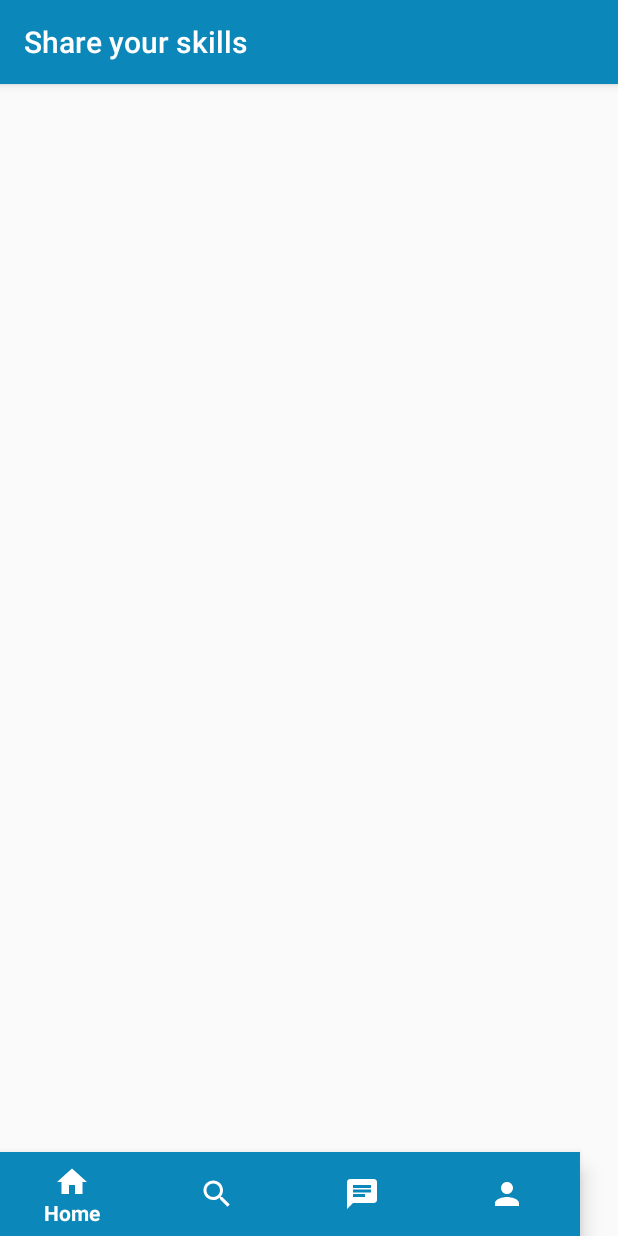
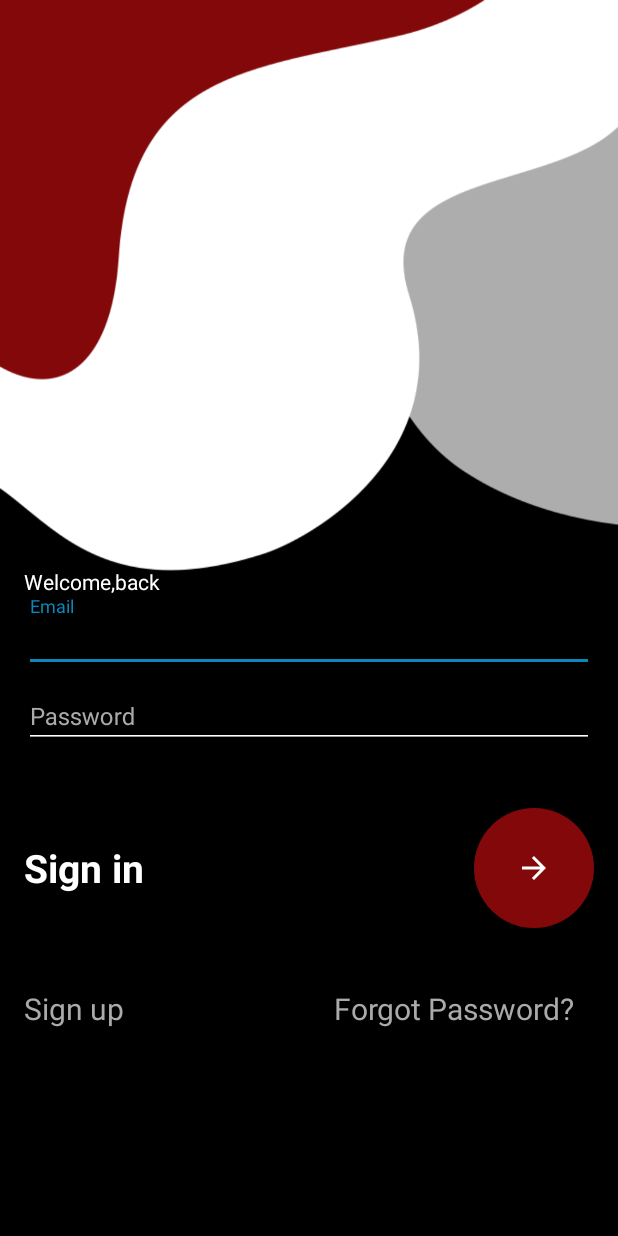
Before and after one commit to arsalybek/SEProject, an Android app: the screen it shows after launch (MainActivity before the commit, LoginActivity after it), on a phone screen of 412 x 824 dp. Run offline under Robolectric (Android 15) with nearby library versions, the phone set to English and light mode, and no system bars.

Commit message:
login activity UI

```diff
--- a/app/src/main/AndroidManifest.xml
+++ b/app/src/main/AndroidManifest.xml
@@ -9,7 +9,8 @@
         android:roundIcon="@mipmap/ic_launcher_round"
         android:supportsRtl="true"
         android:theme="@style/AppTheme">
-        <activity android:name=".MainActivity">
+        <activity android:name=".MainActivity"></activity>
+        <activity android:name=".LoginActivity">
             <intent-filter>
                 <action android:name="android.intent.action.MAIN" />
 
--- /dev/null
+++ b/app/src/main/java/com/example/sys/LoginActivity.java
@@ -0,0 +1,31 @@
+package com.example.sys;
+
+import androidx.appcompat.app.AppCompatActivity;
+
+import android.content.Intent;
+import android.os.Bundle;
+import android.view.View;
+import android.widget.Button;
+import android.widget.ImageButton;
+
+public class LoginActivity extends AppCompatActivity {
+    private ImageButton signInBtn;
+
+    @Override
+    protected void onCreate(Bundle savedInstanceState) {
+        super.onCreate(savedInstanceState);
+        setContentView(R.layout.activity_login);
+
+        final Intent newIntent = new Intent(this,MainActivity.class);
+        signInBtn = findViewById(R.id.m_login_button_signin);
+        signInBtn.setOnClickListener(new View.OnClickListener() {
+            @Override
+            public void onClick(View v) {
+                startActivity(newIntent);
+                finish();
+            }
+        });
+
+
+    }
+}
--- /dev/null
+++ b/app/src/main/res/drawable/ic_arrow_forward.xml
@@ -0,0 +1,5 @@
+<vector android:height="24dp" android:tint="#FFFFFF"
+    android:viewportHeight="24.0" android:viewportWidth="24.0"
+    android:width="24dp" xmlns:android="http://schemas.android.com/apk/res/android">
+    <path android:fillColor="#FF000000" android:pathData="M12,4l-1.41,1.41L16.17,11H4v2h12.17l-5.58,5.59L12,20l8,-8z"/>
+</vector>
--- /dev/null
+++ b/app/src/main/res/drawable/login_circle.xml
@@ -0,0 +1,12 @@
+<?xml version="1.0" encoding="utf-8"?>
+<shape
+    xmlns:android="http://schemas.android.com/apk/res/android"
+    android:shape="oval">
+
+    <solid
+        android:color="#83080a"/>
+
+    <size
+        android:width="80dp"
+        android:height="80dp"/>
+</shape>
--- /dev/null
+++ b/app/src/main/res/layout/activity_login.xml
@@ -0,0 +1,104 @@
+<?xml version="1.0" encoding="utf-8"?>
+<RelativeLayout xmlns:android="http://schemas.android.com/apk/res/android"
+    xmlns:tools="http://schemas.android.com/tools"
+    android:layout_width="match_parent"
+    android:layout_height="match_parent"
+    android:background="@drawable/asd">
+
+    <ScrollView
+        android:layout_width="match_parent"
+        android:layout_height="match_parent">
+        <LinearLayout
+            android:layout_width="match_parent"
+            android:layout_height="wrap_content"
+            android:orientation="vertical"
+            android:layout_marginTop="120dp"
+            android:layout_gravity="center"
+            android:layout_marginHorizontal="16dp">
+            <TextView
+                android:layout_width="wrap_content"
+                android:layout_height="wrap_content"
+                android:text="Welcome,back"
+                android:textColor="@android:color/white"/>
+            <LinearLayout
+                android:layout_width="match_parent"
+                android:layout_height="wrap_content"
+                android:orientation="vertical">
+                <com.google.android.material.textfield.TextInputLayout
+                    android:id="@+id/m_login_email"
+                    android:layout_width="match_parent"
+                    android:layout_height="wrap_content"
+                    android:theme="@style/TextLabel">
+                    <EditText
+                        android:layout_width="match_parent"
+                        android:layout_height="40dp"
+                        android:inputType="text"
+                        android:textColor="@android:color/white"
+                        android:textSize="16sp"
+                        android:hint="Email"
+                        android:textColorHint="@android:color/white"/>
+                </com.google.android.material.textfield.TextInputLayout>
+
+                <com.google.android.material.textfield.TextInputLayout
+                    android:id="@+id/m_login_password"
+                    android:layout_width="match_parent"
+                    android:layout_height="wrap_content"
+                    android:theme="@style/TextLabel">
+                    <EditText
+                        android:layout_width="match_parent"
+                        android:layout_height="40dp"
+                        android:inputType="text"
+                        android:textColor="@android:color/white"
+                        android:textSize="16sp"
+                        android:hint="Password"
+                        android:textColorHint="@android:color/white"/>
+                </com.google.android.material.textfield.TextInputLayout>
+
+            </LinearLayout>
+
+            <LinearLayout
+                android:layout_width="match_parent"
+                android:layout_height="wrap_content"
+                android:orientation="horizontal"
+                android:layout_marginTop="40dp">
+                <TextView
+                    android:layout_width="wrap_content"
+                    android:layout_height="wrap_content"
+                    android:text="Sign in"
+                    android:layout_gravity="center_vertical"
+                    android:textStyle="bold"
+                    android:textSize="26sp"
+                    android:textColor="@android:color/white"/>
+
+                <ImageButton
+                    android:id="@+id/m_login_button_signin"
+                    android:layout_width="wrap_content"
+                    android:layout_height="wrap_content"
+                    android:layout_marginLeft="220dp"
+                    android:background="@drawable/login_circle"
+                    android:src="@drawable/ic_arrow_forward" />
+            </LinearLayout>
+            <LinearLayout
+                android:layout_width="match_parent"
+                android:layout_height="wrap_content"
+                android:orientation="horizontal"
+                android:layout_marginTop="40dp">
+                <TextView
+                    android:layout_width="wrap_content"
+                    android:layout_height="wrap_content"
+                    android:text="Sign up"
+                    android:textSize="20sp"
+                    android:textColor="@android:color/darker_gray"/>
+                <TextView
+                    android:layout_width="wrap_content"
+                    android:layout_height="wrap_content"
+                    android:layout_marginLeft="140dp"
+                    android:text="Forgot Password?"
+                    android:textSize="20sp"
+                    android:textColor="@android:color/darker_gray" />
+            </LinearLayout>
+        </LinearLayout>
+    </ScrollView>
+
+
+</RelativeLayout>
--- a/app/src/main/res/values/styles.xml
+++ b/app/src/main/res/values/styles.xml
@@ -1,11 +1,20 @@
 <resources>
 
     <!-- Base application theme. -->
-    <style name="AppTheme" parent="Theme.AppCompat.Light.DarkActionBar">
+    <style name="AppTheme" parent="Theme.AppCompat.Light.NoActionBar">
         <!-- Customize your theme here. -->
         <item name="colorPrimary">@color/colorPrimary</item>
         <item name="colorPrimaryDark">@color/colorPrimaryDark</item>
         <item name="colorAccent">@color/colorAccent</item>
     </style>
 
+    <style name="TextLabel" parent="Theme.AppCompat.Light.NoActionBar">
+        <!-- Hint color and label color in FALSE state -->
+        <item name="android:textColorHint">@android:color/darker_gray </item>
+        <item name="android:textSize">20sp</item>
+        <!-- Label color in TRUE state and bar color FALSE and TRUE State -->
+        <item name="colorControlNormal">@android:color/white</item>
+        <item name="colorControlActivated">@color/colorPrimary</item>
+    </style>
+
 </resources>
```
Also changed, not shown: app/src/main/res/drawable/asd.jpg (added), app/src/main/res/drawable/login_page_background.jpg (added).
